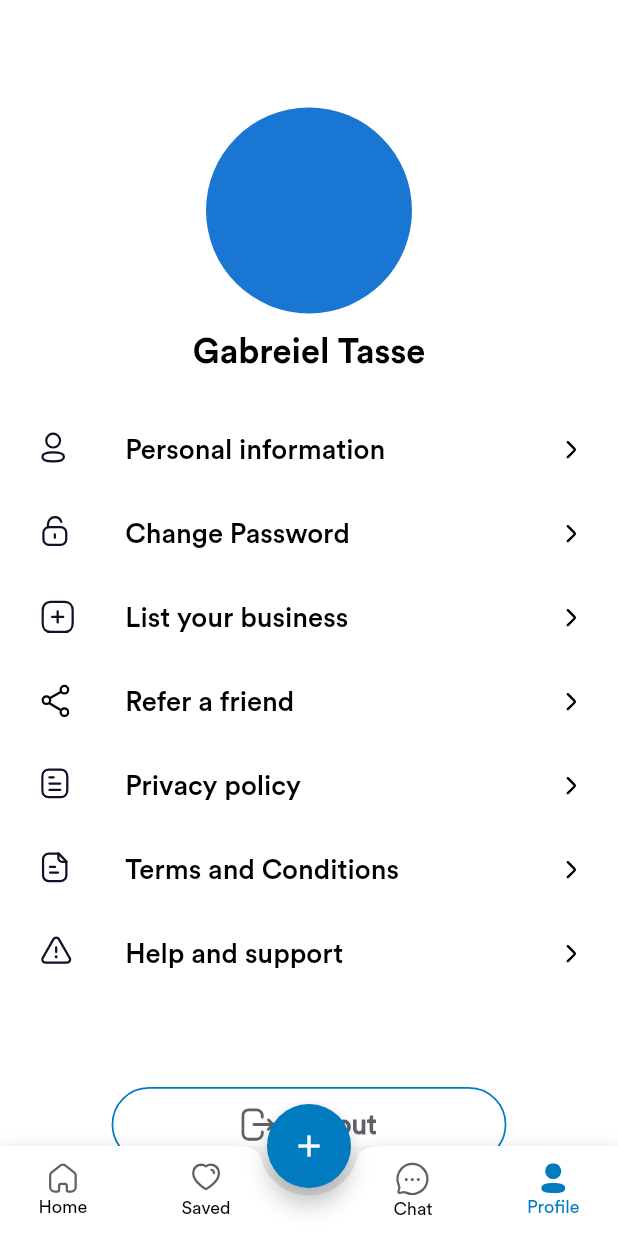
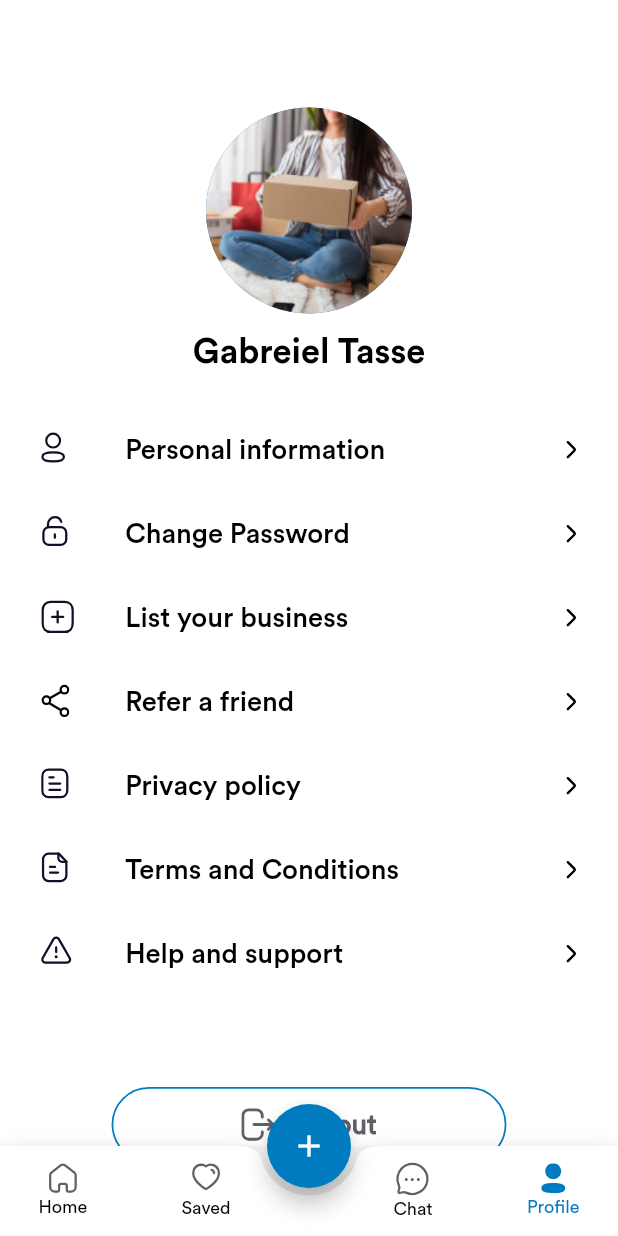
Before and after one commit to MuhammadAsim19/Biz-Pay-Flutter-App, a Flutter app: the BottomNavigationScreen screen opened directly, swiped to page 4, on a phone screen of 412 x 824 dp. Run offline on Flutter 3.47's test engine with Material 2 defaults, Android fonts, the phone set to English and light mode, and no system bars; our stand-ins replace cached_network_image, connectivity_plus, country_code_picker, dotted_border, file_picker, flutter_bloc and 11 more; missing offline and left inert: android_path_provider, flutter_downloader; accounts and stored records are empty.

Commit message:
DEVELOPMENT UPDATED MERGED -> 3  BRANCHES

```diff
--- a/lib/Data/DataSource/Resources/assets.dart
+++ b/lib/Data/DataSource/Resources/assets.dart
@@ -52,15 +52,15 @@ static const String publishIconSuccess='assets/images/publishIconSucces.png';
   static const String threeDots = 'assets/images/dots.svg';
 
   static const String email = 'assets/images/email.svg';
-  static const String lock = 'assets/images/lock.svg';
+  static const String lock = 'assets/images/Lock.svg';
 
   static const String hidePassword = 'assets/images/hide_pass.svg';
 
   static const String person = 'assets/images/person.svg';
-  static const String calender = 'assets/images/calendar.svg';
+  static const String calender = 'assets/images/Calendar.svg';
 
   static const String addImage = 'assets/images/add_image.svg';
-  static const String person ='assets/images/person.png';
+  //static const String person ='assets/images/person.png';
   static const String logout ='assets/images/Logout.svg';
   static const String down = 'assets/images/Down.svg';
   static const String unlock = 'assets/images/Unlock.svg';
@@ -71,7 +71,7 @@ static const String publishIconSuccess='assets/images/publishIconSucces.png';
   static const String alert ='assets/images/Alert.svg';
   static const String arrowleft = 'assets/images/ArrowLeft.svg';
   static const String message = 'assets/images/Message.svg';
-  static const String calender = 'assets/images/Calendar.svg';
+ // static const String calender = 'assets/images/Calendar.svg';
   static const String location ='assets/images/Location.svg';
   static const String blueCheck = 'assets/images/BlueCheck.svg';
   static const String arrowDown = 'assets/images/ArrowDown.svg';
@@ -82,7 +82,7 @@ static const String publishIconSuccess='assets/images/publishIconSucces.png';
   static const String businessimage3 = 'assets/images/Business3.png';
   static const String show = 'assets/images/Show.svg';
   static const String dropdown = 'assets/images/DropDown.svg';
-  static const String lock = 'assets/images/Lock.svg';
+ // static const String lock = 'assets/images/Lock.svg';
   static const String hide = 'assets/images/Hide.svg';
   static const String roundBluetick = 'assets/images/RoundBlueTick.svg';
   static const String uploadAttachment = 'assets/images/UploadAttachment.svg';
--- a/lib/Data/DataSource/Resources/strings.dart
+++ b/lib/Data/DataSource/Resources/strings.dart
@@ -74,7 +74,7 @@ class AppStrings {
   static const String passwordChangedsuccessfully  ='Password change successfully';
   static const String youHavesuccessfully ='you have successfully changed password';
   static const String areYousure = 'Are you sure want to logout of the app';
-    static const String login = 'Login';
+   // static const String login = 'Login';
   static const String cancel = 'Cancel';
   static const String submit = 'Submit';
 
--- a/lib/Presentation/Common/custom_textfield_with_on_tap.dart
+++ b/lib/Presentation/Common/custom_textfield_with_on_tap.dart
@@ -11,6 +11,7 @@ class CustomTextFieldWithOnTap extends StatelessWidget {
   final Widget? prefixIcon;
   final Widget? suffixIcon;
   final bool obscureText;
+  final Color? filledColor;
   final TextInputType textInputType;
   final String? Function(String?)? validator;
   final bool isValid;
@@ -56,7 +57,7 @@ class CustomTextFieldWithOnTap extends StatelessWidget {
       this.focusNode,
       this.hintTextColor,
       this.borderRadius,
-      this.height})
+      this.height, this.filledColor})
       : super(key: key);
 
   final double? borderRadius;
@@ -119,7 +120,7 @@ class CustomTextFieldWithOnTap extends StatelessWidget {
                   fontWeight: FontWeight.w400),
               cursorColor: AppColors.primaryColor,
               decoration: InputDecoration(
-                fillColor: AppColors.whiteColor,
+                fillColor:filledColor ?? AppColors.whiteColor,
                 filled: true,
                 hintText: hintText,
 
--- a/lib/Presentation/Widgets/Auth/Login/login.dart
+++ b/lib/Presentation/Widgets/Auth/Login/login.dart
@@ -73,7 +73,11 @@ class LoginScreen extends StatelessWidget {
                 ),
                 50.y,
                 CustomButton(
-                  onTap: () {},
+                  onTap: () {
+
+                    Navigate.to(context, BottomNavigationScreen());
+
+                  },
                   text: 'Login',
                   borderRadius: 25.sp,
                 ),
--- a/lib/Presentation/Widgets/Dashboard/BottomNavigation/bottom_navigation.dart
+++ b/lib/Presentation/Widgets/Dashboard/BottomNavigation/bottom_navigation.dart
@@ -43,7 +43,7 @@ AddNotifier.addBusinessNotifier.value=0;
           children: [
             const HomeScreen(),
             SavedListing(),
-            const ChatScreen(),
+             ChatScreen(),
             const ProfileScreen()
 
 
--- a/lib/Presentation/Widgets/Dashboard/Chat/chat.dart
+++ b/lib/Presentation/Widgets/Dashboard/Chat/chat.dart
@@ -50,7 +50,7 @@ class ChatScreen extends StatelessWidget {
                 ),
                 20.y,
                 CustomTextFieldWithOnTap(
-                    prefixIcon: SvgPicture.asset('assets/images/search.svg'),
+                    prefixIcon: SvgPicture.asset('assets/images/Search.svg'),
                     contentPadding: EdgeInsets.symmetric(
                         vertical: 15.sp, horizontal: 10.sp),
                     borderRadius: 40,
--- a/lib/Presentation/Widgets/Dashboard/Profile/personal_information.dart
+++ b/lib/Presentation/Widgets/Dashboard/Profile/personal_information.dart
@@ -23,7 +23,7 @@ class PersonalInformation extends StatelessWidget {
         appBar: const CustomAppBar(title: AppStrings.personalLinfo, ),
       backgroundColor: Colors.white,
       body: SingleChildScrollView(
-        physics: BouncingScrollPhysics(),
+        physics: const BouncingScrollPhysics(),
         child: Padding(
           padding: EdgeInsets.symmetric(horizontal: 20.sp),
           child: Column(
@@ -34,7 +34,7 @@ class PersonalInformation extends StatelessWidget {
               Stack(
                 children: [
                   const AssetImageWidget(
-                    url: Assets.person,
+                    url: Assets.dummyImage2,
                     radius: 60,
                     isCircle: true,
                   ),
--- a/lib/Presentation/Widgets/Dashboard/Profile/profile.dart
+++ b/lib/Presentation/Widgets/Dashboard/Profile/profile.dart
@@ -1,7 +1,5 @@
 import 'package:buysellbiz/Application/Services/Navigation/navigation.dart';
-import 'package:buysellbiz/Data/DataSource/Resources/Extensions/extensions.dart';
 import 'package:buysellbiz/Data/DataSource/Resources/imports.dart';
-import 'package:buysellbiz/Data/DataSource/Resources/strings.dart';
 import 'package:buysellbiz/Presentation/Common/app_buttons.dart';
 import 'package:buysellbiz/Presentation/Common/dialog.dart';
 import 'package:buysellbiz/Presentation/Widgets/Dashboard/Profile/Components/custom_list_tile.dart';
@@ -26,7 +24,7 @@ class ProfileScreen extends StatelessWidget {
             children: [
               60.y,
               AssetImageWidget(
-                url: Assets.person,
+                url: Assets.dummyImage2,
                 radius: 60.r,
                 isCircle: true,
               ),
```
Also changed, not shown: lib/Presentation/Widgets/Dashboard/Home/Components/BusinessBroker/Profile/business_profile_widget.dart (+8 -1 lines), lib/Presentation/Widgets/Dashboard/Home/home.dart (+16 -4 lines), assets/images/calendar.svg, assets/images/lock.svg, pubspec.lock.
